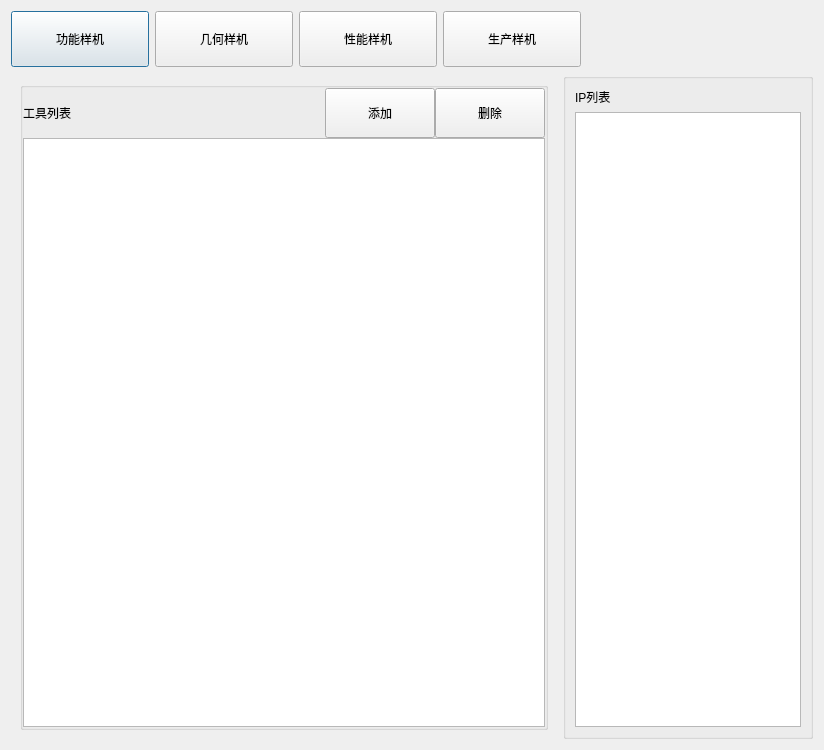
This is digitalIntegration/InformationConfihurationDialog.ui in jiaqingguo/DI as Qt 5 draws it before an edit. The edited form follows.
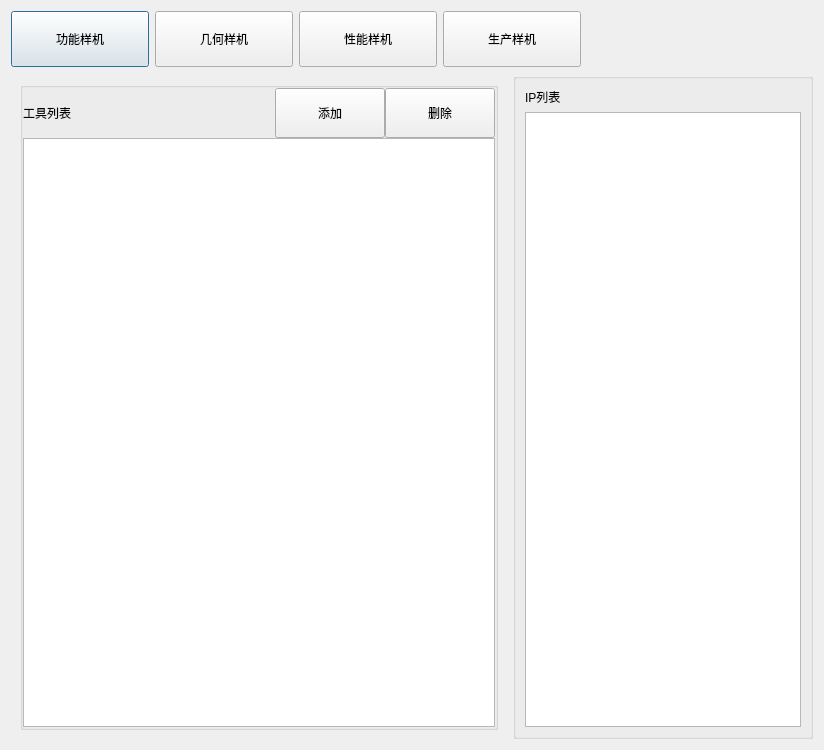
This is the edited form.

Diff of the .ui file:
```diff
--- a/digitalIntegration/InformationConfihurationDialog.ui
+++ b/digitalIntegration/InformationConfihurationDialog.ui
@@ -462,7 +462,7 @@
      </property>
      <property name="maximumSize">
       <size>
-       <width>250</width>
+       <width>300</width>
        <height>16777215</height>
       </size>
      </property>
```
